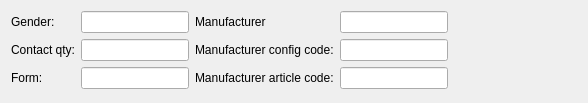
Above: src/mdttools/mdttesttool/mdtcablelist/mdtClConnectorEditor.ui from scandyna/multidiagtools before the change. Below: the same form after it.
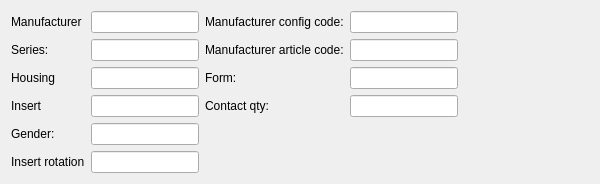
That is the form after the change.

What changed in the file:
```diff
--- a/src/mdttools/mdttesttool/mdtcablelist/mdtClConnectorEditor.ui
+++ b/src/mdttools/mdttesttool/mdtcablelist/mdtClConnectorEditor.ui
@@ -6,48 +6,14 @@
    <rect>
     <x>0</x>
     <y>0</y>
-    <width>588</width>
-    <height>103</height>
+    <width>600</width>
+    <height>168</height>
    </rect>
   </property>
   <property name="windowTitle">
    <string>Form</string>
   </property>
   <layout class="QHBoxLayout" name="horizontalLayout">
-   <item>
-    <layout class="QFormLayout" name="formLayout">
-     <item row="0" column="0">
-      <widget class="QLabel" name="lbGender">
-       <property name="text">
-        <string>Gender:</string>
-       </property>
-      </widget>
-     </item>
-     <item row="0" column="1">
-      <widget class="QLineEdit" name="fld_Gender"/>
-     </item>
-     <item row="1" column="0">
-      <widget class="QLabel" name="lbContactQty">
-       <property name="text">
-        <string>Contact qty:</string>
-       </property>
-      </widget>
-     </item>
-     <item row="1" column="1">
-      <widget class="QLineEdit" name="fld_ContactQty"/>
-     </item>
-     <item row="2" column="0">
-      <widget class="QLabel" name="lbForm">
-       <property name="text">
-        <string>Form:</string>
-       </property>
-      </widget>
-     </item>
-     <item row="2" column="1">
-      <widget class="QLineEdit" name="fld_Form"/>
-     </item>
-    </layout>
-   </item>
    <item>
     <layout class="QFormLayout" name="formLayout_2">
      <item row="0" column="0">
@@ -61,25 +27,115 @@
       <widget class="QLineEdit" name="fld_Manufacturer"/>
      </item>
      <item row="1" column="0">
+      <widget class="QLabel" name="lbSeries">
+       <property name="text">
+        <string>Series:</string>
+       </property>
+      </widget>
+     </item>
+     <item row="1" column="1">
+      <widget class="QLineEdit" name="fld_Series"/>
+     </item>
+     <item row="2" column="0">
+      <widget class="QLabel" name="lbHousing">
+       <property name="text">
+        <string>Housing</string>
+       </property>
+      </widget>
+     </item>
+     <item row="2" column="1">
+      <widget class="QLineEdit" name="fld_Housing">
+       <property name="toolTip">
+        <string>Can also be shell style</string>
+       </property>
+      </widget>
+     </item>
+     <item row="3" column="0">
+      <widget class="QLabel" name="lbInsert">
+       <property name="text">
+        <string>Insert</string>
+       </property>
+      </widget>
+     </item>
+     <item row="3" column="1">
+      <widget class="QLineEdit" name="fld_Insert">
+       <property name="toolTip">
+        <string>Model, arrangement</string>
+       </property>
+      </widget>
+     </item>
+     <item row="4" column="0">
+      <widget class="QLabel" name="lbGender">
+       <property name="text">
+        <string>Gender:</string>
+       </property>
+      </widget>
+     </item>
+     <item row="4" column="1">
+      <widget class="QLineEdit" name="fld_Gender">
+       <property name="toolTip">
+        <string>Male (Pin) or female (Socket)</string>
+       </property>
+      </widget>
+     </item>
+     <item row="5" column="1">
+      <widget class="QLineEdit" name="fld_InsertRotation">
+       <property name="toolTip">
+        <string>Typicall a code for round connectors (W, X, ...)</string>
+       </property>
+      </widget>
+     </item>
+     <item row="5" column="0">
+      <widget class="QLabel" name="lbInsertRotation">
+       <property name="text">
+        <string>Insert rotation</string>
+       </property>
+      </widget>
+     </item>
+    </layout>
+   </item>
+   <item>
+    <layout class="QFormLayout" name="formLayout">
+     <item row="0" column="0">
       <widget class="QLabel" name="lbManufacturerConfigCode">
        <property name="text">
         <string>Manufacturer config code:</string>
        </property>
       </widget>
      </item>
-     <item row="1" column="1">
+     <item row="0" column="1">
       <widget class="QLineEdit" name="fld_ManufacturerConfigCode"/>
      </item>
-     <item row="2" column="0">
+     <item row="1" column="0">
       <widget class="QLabel" name="lbManufacturerArticleCode">
        <property name="text">
         <string>Manufacturer article code:</string>
        </property>
       </widget>
      </item>
-     <item row="2" column="1">
+     <item row="1" column="1">
       <widget class="QLineEdit" name="fld_ManufacturerArticleCode"/>
      </item>
+     <item row="2" column="0">
+      <widget class="QLabel" name="lbForm">
+       <property name="text">
+        <string>Form:</string>
+       </property>
+      </widget>
+     </item>
+     <item row="2" column="1">
+      <widget class="QLineEdit" name="fld_Form"/>
+     </item>
+     <item row="3" column="0">
+      <widget class="QLabel" name="lbContactQty">
+       <property name="text">
+        <string>Contact qty:</string>
+       </property>
+      </widget>
+     </item>
+     <item row="3" column="1">
+      <widget class="QLineEdit" name="fld_ContactQty"/>
+     </item>
     </layout>
    </item>
    <item>
```
